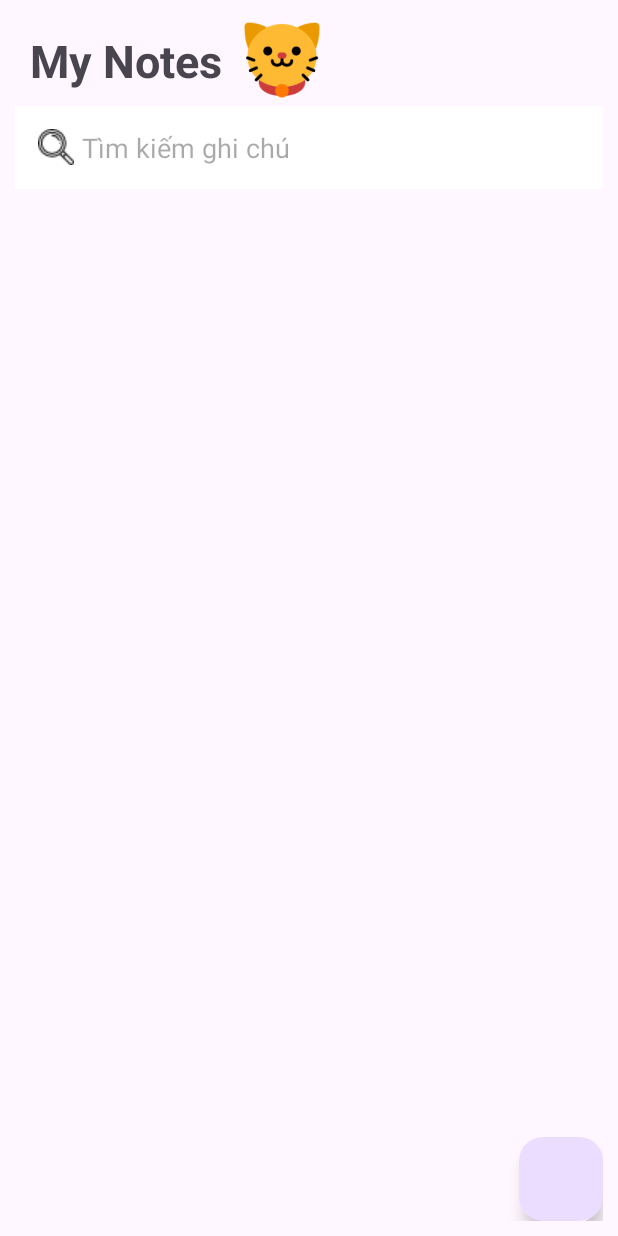
After one commit to dodphu/NoteCat, an Android app: the fragment AllNoteFragment shown on its own in the app's theme, on a phone screen of 412 x 824 dp. The commit adds this screen. Run offline under Robolectric (Android 15) with nearby library versions, the phone set to English and light mode, and no system bars.

Commit message:
First Screen

```diff
--- /dev/null
+++ b/app/src/main/java/com/example/notecat/fragment/AllNoteFragment.kt
@@ -0,0 +1,60 @@
+package com.example.notecat.fragment
+
+import android.os.Bundle
+import androidx.fragment.app.Fragment
+import android.view.LayoutInflater
+import android.view.View
+import android.view.ViewGroup
+import com.example.notecat.R
+
+// TODO: Rename parameter arguments, choose names that match
+// the fragment initialization parameters, e.g. ARG_ITEM_NUMBER
+private const val ARG_PARAM1 = "param1"
+private const val ARG_PARAM2 = "param2"
+
+/**
+ * A simple [Fragment] subclass.
+ * Use the [AllNoteFragment.newInstance] factory method to
+ * create an instance of this fragment.
+ */
+class AllNoteFragment : Fragment() {
+    // TODO: Rename and change types of parameters
+    private var param1: String? = null
+    private var param2: String? = null
+
+    override fun onCreate(savedInstanceState: Bundle?) {
+        super.onCreate(savedInstanceState)
+        arguments?.let {
+            param1 = it.getString(ARG_PARAM1)
+            param2 = it.getString(ARG_PARAM2)
+        }
+    }
+
+    override fun onCreateView(
+        inflater: LayoutInflater, container: ViewGroup?,
+        savedInstanceState: Bundle?
+    ): View? {
+        // Inflate the layout for this fragment
+        return inflater.inflate(R.layout.fragment_all_note, container, false)
+    }
+
+    companion object {
+        /**
+         * Use this factory method to create a new instance of
+         * this fragment using the provided parameters.
+         *
+         * @param param1 Parameter 1.
+         * @param param2 Parameter 2.
+         * @return A new instance of fragment AllNoteFragment.
+         */
+        // TODO: Rename and change types and number of parameters
+        @JvmStatic
+        fun newInstance(param1: String, param2: String) =
+            AllNoteFragment().apply {
+                arguments = Bundle().apply {
+                    putString(ARG_PARAM1, param1)
+                    putString(ARG_PARAM2, param2)
+                }
+            }
+    }
+}
--- /dev/null
+++ b/app/src/main/res/layout/fragment_all_note.xml
@@ -0,0 +1,69 @@
+<?xml version="1.0" encoding="utf-8"?>
+<androidx.constraintlayout.widget.ConstraintLayout xmlns:android="http://schemas.android.com/apk/res/android"
+    xmlns:app="http://schemas.android.com/apk/res-auto"
+    xmlns:tools="http://schemas.android.com/tools"
+    android:layout_width="match_parent"
+    android:layout_height="match_parent"
+    android:orientation="vertical"
+    android:padding="10dp"
+    tools:context=".fragment.AllNoteFragment">
+
+    <TextView
+        android:id="@+id/txtMyNote"
+        android:layout_width="wrap_content"
+        android:layout_height="wrap_content"
+        android:padding="10dp"
+        android:text="My Notes"
+        android:textSize="30sp"
+        android:textStyle="bold"
+        app:layout_constraintLeft_toLeftOf="parent"
+        app:layout_constraintTop_toTopOf="parent" />
+
+    <ImageView
+        android:layout_width="60dp"
+        android:layout_height="60dp"
+        android:src="@drawable/cat_allnotefragment"
+        app:layout_constraintLeft_toRightOf="@+id/txtMyNote"
+        app:layout_constraintTop_toTopOf="parent" />
+
+
+    <EditText
+        android:id="@+id/edit_text_id"
+        android:layout_width="match_parent"
+        android:layout_height="wrap_content"
+        android:background="@color/white"
+        android:drawableLeft="@drawable/search_allnotefragment"
+        android:drawablePadding="5dp"
+        android:hint="@string/timkiemghichu"
+        android:padding="15dp"
+        app:layout_constraintLeft_toLeftOf="parent"
+        app:layout_constraintTop_toBottomOf="@id/txtMyNote" />
+
+    <androidx.recyclerview.widget.RecyclerView
+        android:id="@+id/rv_Mynote"
+        android:layout_width="match_parent"
+        android:layout_height="wrap_content"
+        android:clipToPadding="false"
+        android:transitionGroup="true"
+        app:layout_constraintLeft_toLeftOf="parent"
+        app:layout_constraintTop_toBottomOf="@+id/edit_text_id" />
+
+    <ImageView
+        android:id="@+id/imgv_noTask"
+        android:layout_width="wrap_content"
+        android:layout_height="wrap_content"
+        android:src="@drawable/no_task"
+        android:visibility="gone"
+        app:layout_constraintBottom_toBottomOf="parent"
+        app:layout_constraintLeft_toLeftOf="parent"
+        app:layout_constraintRight_toRightOf="parent"
+        app:layout_constraintTop_toTopOf="parent" />
+
+    <com.google.android.material.floatingactionbutton.FloatingActionButton
+        android:id="@+id/fab_add"
+        android:layout_width="wrap_content"
+        android:layout_height="wrap_content"
+        app:layout_constraintBottom_toBottomOf="parent"
+        app:layout_constraintRight_toRightOf="parent" />
+
+</androidx.constraintlayout.widget.ConstraintLayout>
--- a/app/src/main/res/values/strings.xml
+++ b/app/src/main/res/values/strings.xml
@@ -1,3 +1,5 @@
 <resources>
     <string name="app_name">NoteCat</string>
+    <string name="timkiemghichu">Tìm kiếm ghi chú</string>
+
 </resources>
```
Also changed, not shown: app/src/main/res/drawable/cat_allnotefragment.png (added), app/src/main/res/drawable/no_task.png (added), app/src/main/res/drawable/search_allnotefragment.png (added).
